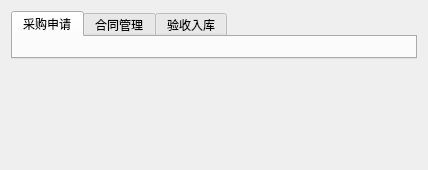
Qt form views/transaction_template.ui (earlideal/jiandan) before a commit.
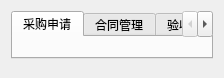
The same form after that commit.

```diff
--- a/views/transaction_template.ui
+++ b/views/transaction_template.ui
@@ -6,8 +6,8 @@
    <rect>
     <x>0</x>
     <y>0</y>
-    <width>428</width>
-    <height>170</height>
+    <width>224</width>
+    <height>78</height>
    </rect>
   </property>
   <property name="windowTitle">
```
